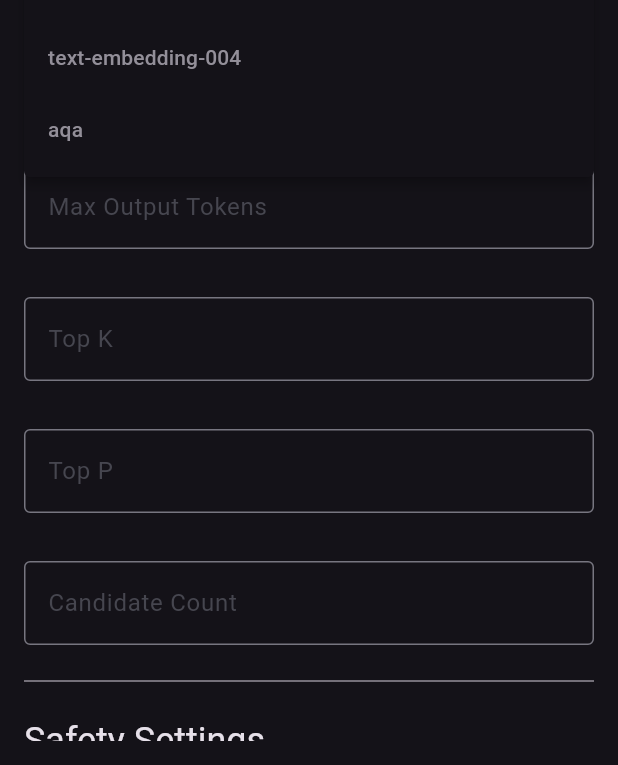
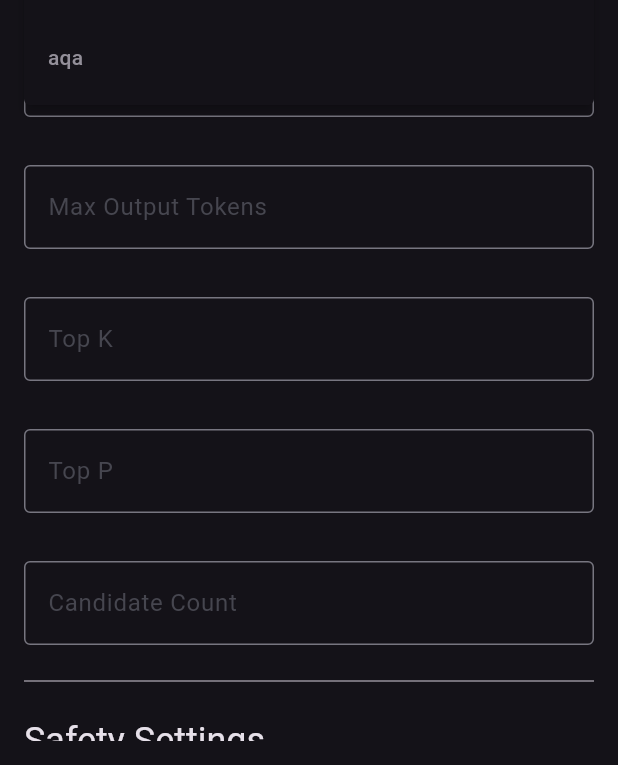
Before and after one commit to horam/gemini-sample-app, a Flutter app: the ConfigScreen screen opened by its route, after a tap on "gemini-1.5-flash", on a phone screen of 412 x 824 dp, the part 471-1236 px from its top. Run offline on Flutter 3.47's test engine with Material 3 defaults, Android fonts, the phone set to English and light mode, and no system bars; our stand-ins replace equatable, flutter_bloc, flutter_dotenv, flutter_markdown, google_generative_ai, image_picker; project files that could hold a hidden picture were left out.

Commit message:
code cleanup

```diff
--- a/lib/core/enums/model_type.dart
+++ b/lib/core/enums/model_type.dart
@@ -5,9 +5,6 @@ enum ModelType {
 
   /// Gemini Pro model.
   geminiPro(name: 'gemini-1.5-pro'),
-
-  /// TextEmbedding model.
-  textEmbedding(name: 'text-embedding-004'),
 
   /// Aqa model.
   aqa(name: 'aqa');
@@ -25,8 +22,6 @@ enum ModelType {
         return ModelType.geminiFlash;
       case 'gemini-1.5-pro':
         return ModelType.geminiPro;
-      case 'text-embedding-004':
-        return ModelType.textEmbedding;
       case 'aqa':
         return ModelType.aqa;
       default:
--- a/lib/core/extensions/block_threshold.dart
+++ b/lib/core/extensions/block_threshold.dart
@@ -2,12 +2,6 @@ import 'package:google_generative_ai/google_generative_ai.dart';
 
 /// An extension on Google Generative ai enum [HarmBlockThreshold].
 extension BlockThreshold on HarmBlockThreshold {
-  /// unspecified: Threshold is unspecified, block using default threshold.
-  /// Low: block when medium or high probability of unsafe content.
-  /// Medium: block when medium or high probability of unsafe content.
-  /// High: block when high probability of unsafe content.
-  /// None: Always show regardless of probability of unsafe content.
-
   /// Provides a list of available [HarmBlockThreshold] values.
   static List<HarmBlockThreshold> get values => HarmBlockThreshold.values;
 
--- a/lib/data/api.dart
+++ b/lib/data/api.dart
@@ -33,6 +33,6 @@ class API {
   /// Provides the api key.
   String get apiKey => _apiKey;
 
-  /// check if key is provided in ".env" file.
+  /// check if key is provided correctly in ".env" file.
   bool get isLoaded => _apiKey.isNotEmpty;
 }
--- a/lib/data/repositories/chat_repository.dart
+++ b/lib/data/repositories/chat_repository.dart
@@ -110,7 +110,7 @@ class ChatRepository {
           ),
         ];
 
-        /// save the response to show it on the chat screen.
+        /// Get the response and add it locally.
         final response = await _model!.generateContent(content);
         _generatedContent.add(ChatContent.messageFromAI(text: response.text));
       }
--- a/lib/presentations/widgets/config_form/generation_config/candidate_count_widget.dart
+++ b/lib/presentations/widgets/config_form/generation_config/candidate_count_widget.dart
@@ -27,6 +27,10 @@ class CandidateCountWidget extends StatelessWidget {
         validator: (value) {
           if (value == null) {
             return 'Please enter valid candidate count';
+          } else if (value.isNotEmpty &&
+              ((int.tryParse(value) ?? 0) > 8 ||
+                  (int.tryParse(value) ?? 0) < 1)) {
+            return 'Candidate count should be in the range [1,8]';
           }
           return null;
         },
--- a/lib/presentations/widgets/config_form/generation_config/max_output_widget.dart
+++ b/lib/presentations/widgets/config_form/generation_config/max_output_widget.dart
@@ -28,8 +28,8 @@ class MaxOutputTokenWidget extends StatelessWidget {
           if (value == null) {
             return 'Please enter max output tokens';
           } else if (value.isNotEmpty &&
-              ((int.tryParse(value) ?? 0) > 8 ||
-                  (int.tryParse(value) ?? 0) < 1)) {
+              ((num.tryParse(value) ?? 0) > 8 ||
+                  (num.tryParse(value) ?? 0) < 1)) {
             return 'Max Output token should be in the range [1,8]';
           }
           return null;
--- a/lib/presentations/widgets/config_form/generation_config/temperature_widget.dart
+++ b/lib/presentations/widgets/config_form/generation_config/temperature_widget.dart
@@ -26,6 +26,10 @@ class TemperatureWidget extends StatelessWidget {
         validator: (value) {
           if (value == null) {
             return 'Please enter valid temperature.';
+          } else if (value.isNotEmpty &&
+              ((num.tryParse(value) ?? 0) > 2.0 ||
+                  (num.tryParse(value) ?? 0) < 0.0)) {
+            return 'Temperature should be in the range [0.0,2.0]';
           }
           return null;
         },
--- a/lib/presentations/widgets/config_form/generation_config/top_p_widget.dart
+++ b/lib/presentations/widgets/config_form/generation_config/top_p_widget.dart
@@ -27,6 +27,10 @@ class TopPWidget extends StatelessWidget {
         validator: (value) {
           if (value == null) {
             return 'Please enter top P';
+          } else if (value.isNotEmpty &&
+              ((num.tryParse(value) ?? 0) > 1.0 ||
+                  (num.tryParse(value) ?? 0) < 0.0)) {
+            return 'Top-P should be in the range [0.0, 1.0]';
           }
           return null;
         },
```
Also changed, not shown: lib/core/extensions/harm_category.dart (+0 -9 lines), pubspec.yaml (+6 -5 lines).
